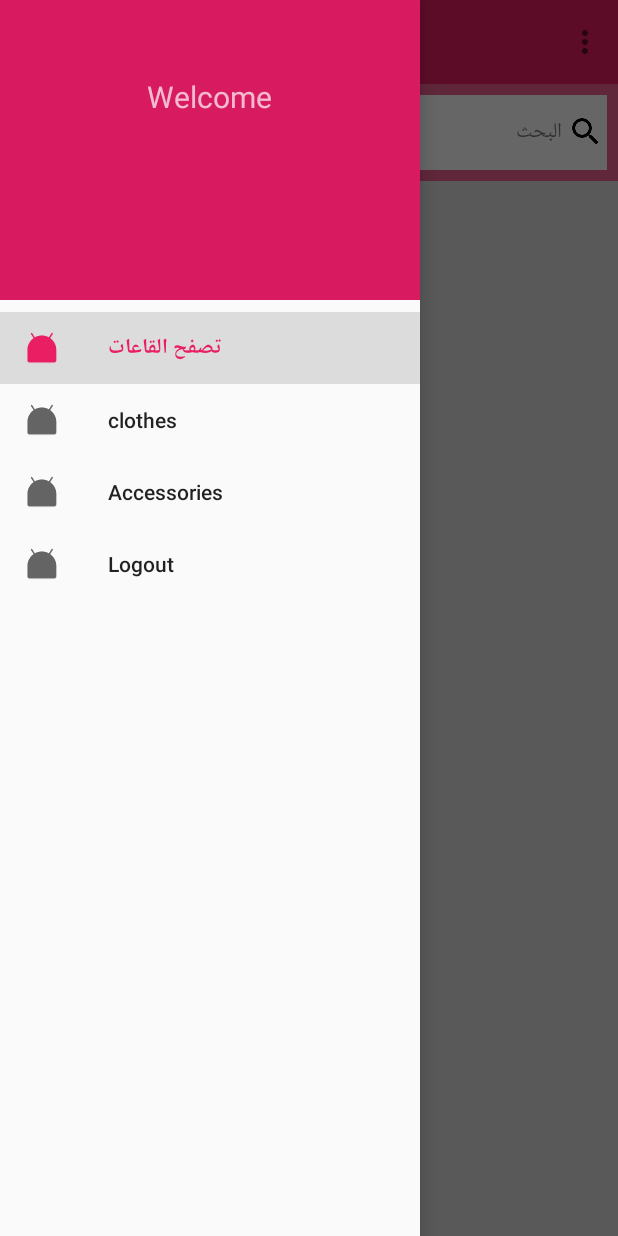
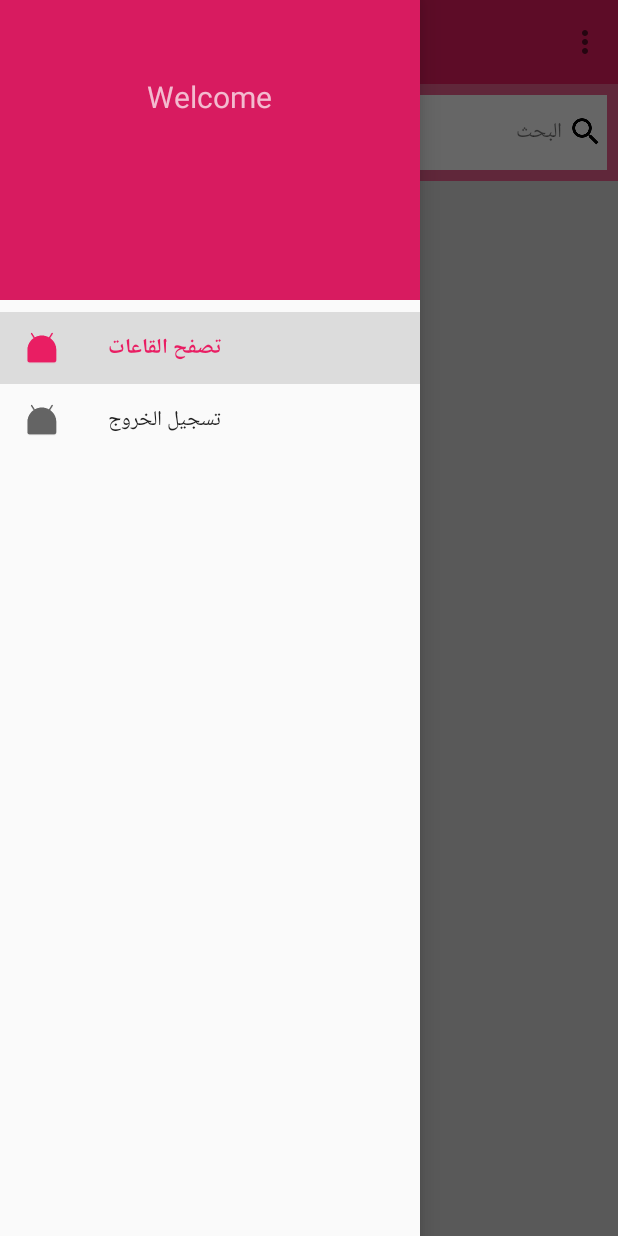
Before and after one commit to ahmedyehya92/Farahak, an Android app: the MainActivity screen opened directly, with no data from a screen before it, with the side drawer open, on a phone screen of 412 x 824 dp. Run offline under Robolectric (Android 15) with nearby library versions, the phone set to English and light mode, and no system bars; our stand-ins replace Picasso; pictures from the network do not load; 1 statement that could not run was skipped.

Commit message:
icon and other

```diff
--- a/app/src/main/AndroidManifest.xml
+++ b/app/src/main/AndroidManifest.xml
@@ -18,7 +18,7 @@
     <application
         android:name=".app.AppController"
         android:allowBackup="true"
-        android:icon="@mipmap/ic_launcher"
+        android:icon="@mipmap/icon_wedding"
         android:label="@string/app_name"
         android:supportsRtl="true"
         android:theme="@style/AppTheme">
--- a/app/src/main/res/layout/list_item.xml
+++ b/app/src/main/res/layout/list_item.xml
@@ -10,7 +10,7 @@
         android:src="@drawable/hall"
         android:scaleType="centerCrop"
         android:layout_width="match_parent"
-        android:layout_height="120dp"
+        android:layout_height="200dp"
 
         />
     <LinearLayout
--- a/app/src/main/res/layout/main_withappbar_layout.xml
+++ b/app/src/main/res/layout/main_withappbar_layout.xml
@@ -62,7 +62,8 @@
         android:layout_width="match_parent" android:layout_height="match_parent"
         android:id="@+id/list"
         android:orientation="vertical"
-        android:paddingLeft="10sp"
+        android:paddingLeft="5sp"
+        android:paddingRight="5sp"
         android:divider="@color/listView_background"
         android:dividerHeight="5.0sp"
         android:background="@color/listView_background"
--- a/app/src/main/res/menu/drawer.xml
+++ b/app/src/main/res/menu/drawer.xml
@@ -7,18 +7,11 @@
             android:checked="true"
             android:icon="@mipmap/ic_launcher"
             android:title="@string/nav_item_attachment" />
-        <item
-            android:id="@+id/navigation_item_images"
-            android:icon="@mipmap/ic_launcher"
-            android:title="@string/nav_item_images" />
-        <item
-            android:id="@+id/navigation_item_location"
-            android:icon="@mipmap/ic_launcher"
-            android:title="@string/nav_item_location" />
+
         <item
             android:id="@+id/nav_item_logout"
             android:icon="@mipmap/ic_launcher"
-            android:title="Logout"/>
+            android:title="تسجيل الخروج"/>
     </group>
 
 
```
Also changed, not shown: app/src/main/java/com/line360/loginprojectah/HomeActivity.java (+1 -10 lines), app/src/main/java/com/line360/loginprojectah/MainActivity.java (+1 -10 lines), app/src/main/res/mipmap-xxxhdpi/icon_wedding.png (added).
